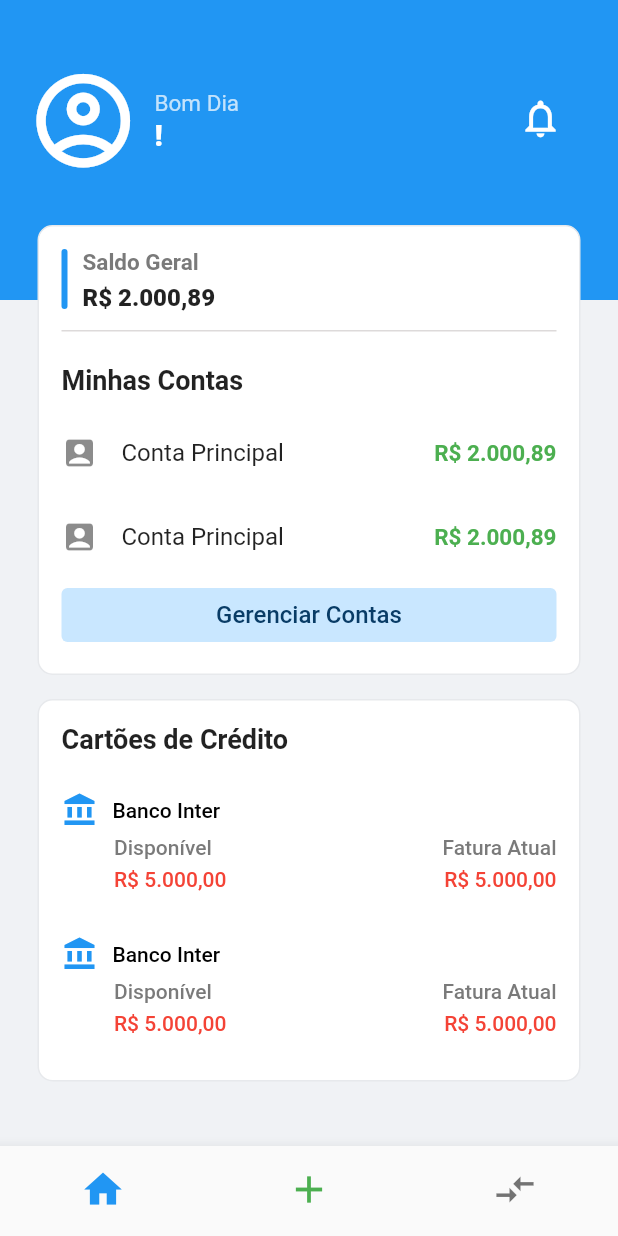
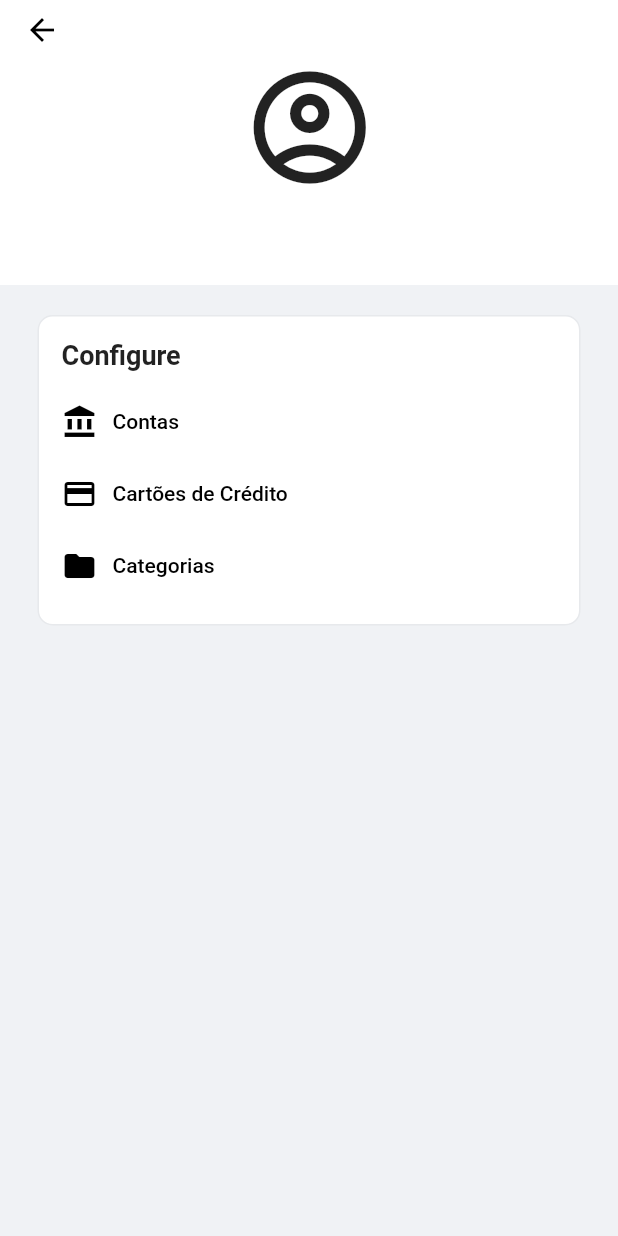
Before and after one commit to luisfpsantos/organizzeFlutterApp, a Flutter app: the HomePage screen opened directly with empty values, after a tap on the "account circle" icon, on a phone screen of 412 x 824 dp. Run offline on Flutter 3.47's test engine with Material 2 defaults, Android fonts, the phone set to English and light mode, and no system bars; our stand-ins replace cloud_firestore, dartz, firebase_core, local_auth, shared_preferences; accounts and stored records are empty.

Commit message:
new things

```diff
--- a/lib/data/datasources/firebase/get_user_in_database_datasource_imp.dart
+++ b/lib/data/datasources/firebase/get_user_in_database_datasource_imp.dart
@@ -12,7 +12,8 @@ class GetUserInDatabaseDatasourceImp implements GetUserInDatabaseDatasource {
     CollectionReference users = FirebaseFirestore.instance.collection('users');
 
     try {
-      var result = await users.where('user', isEqualTo: user).get();
+      var result =
+          await users.where('user', isEqualTo: user.toLowerCase()).get();
 
       if (result.docs.isEmpty) {
         return left(GetUserNotFound());
--- a/lib/data/datasources/firebase/verify_login_with_databse_datasource_imp.dart
+++ b/lib/data/datasources/firebase/verify_login_with_databse_datasource_imp.dart
@@ -10,7 +10,8 @@ class VerifyLoginWithDatabaseDatasourceImp
     CollectionReference users = FirebaseFirestore.instance.collection('users');
 
     try {
-      var result = await users.where('user', isEqualTo: user).get();
+      var result =
+          await users.where('user', isEqualTo: user.toLowerCase()).get();
 
       if (result.docs.isEmpty) {
         return left(UserNotfound());
--- a/lib/data/dtos/user_dto.dart
+++ b/lib/data/dtos/user_dto.dart
@@ -5,12 +5,10 @@ class UserDto extends UserEntity {
     required String name,
     required String user,
     required String password,
-    required bool loginWithBiometry,
   }) : super(
           name: name,
           user: user,
           password: password,
-          loginWithBiometry: loginWithBiometry,
         );
 
   static UserDto fromMap(Map<String, dynamic> map) {
@@ -18,7 +16,6 @@ class UserDto extends UserEntity {
       name: map['name'],
       user: map['user'],
       password: map['password'],
-      loginWithBiometry: map['accessWithBiometry'],
     );
   }
 }
--- a/lib/domain/entities/user_entity.dart
+++ b/lib/domain/entities/user_entity.dart
@@ -2,12 +2,10 @@ class UserEntity {
   String name;
   String user;
   String password;
-  bool loginWithBiometry;
 
   UserEntity({
     required this.name,
     required this.user,
     required this.password,
-    required this.loginWithBiometry,
   });
 }
--- a/lib/presentation/ui/pages/home_page/home_page.dart
+++ b/lib/presentation/ui/pages/home_page/home_page.dart
@@ -1,5 +1,7 @@
 import 'package:flutter/material.dart';
 import 'package:organizze_app/domain/entities/user_entity.dart';
+import 'package:organizze_app/presentation/ui/pages/notification_page/notification_page.dart';
+import 'package:organizze_app/presentation/ui/pages/user_settings_page/user_settings_page.dart';
 
 class HomePage extends StatefulWidget {
   final UserEntity loggedUser;
@@ -94,7 +96,7 @@ class _HomePageState extends State<HomePage> {
     return Container(
       color: Colors.blue,
       width: MediaQuery.of(context).size.width,
-      height: 200,
+      height: 220,
       child: Padding(
         padding: const EdgeInsets.fromLTRB(18, 35, 17, 18),
         child: Row(
@@ -109,7 +111,13 @@ class _HomePageState extends State<HomePage> {
                 icon: const Icon(
                   Icons.account_circle_outlined,
                 ),
-                onPressed: () {},
+                onPressed: () {
+                  Navigator.pushNamed(
+                    context,
+                    UserSettingsPage.routeName,
+                    arguments: widget.loggedUser,
+                  );
+                },
               ),
             ),
             Padding(
@@ -143,7 +151,13 @@ class _HomePageState extends State<HomePage> {
                 color: Colors.white,
                 iconSize: 30,
                 icon: const Icon(Icons.notifications_outlined),
-                onPressed: () {},
+                onPressed: () {
+                  Navigator.pushNamed(
+                    context,
+                    NotificationPage.routeName,
+                    arguments: widget.loggedUser,
+                  );
+                },
               ),
             ),
           ],
--- a/lib/presentation/ui/pages/login_page/login_page.dart
+++ b/lib/presentation/ui/pages/login_page/login_page.dart
@@ -30,7 +30,6 @@ class LoginPage extends StatefulWidget {
 
 class _LoginPageState extends State<LoginPage> {
   bool _rememberMe = false;
-  bool _accessWithBiometry = false;
 
   String? userError;
   String? passwordError;
@@ -77,9 +76,6 @@ class _LoginPageState extends State<LoginPage> {
             (exception) => {},
             (result) => {
               setState(() {
-                if (result['accessWithBiometry']) {
-                  _accessWithBiometry = result['accessWithBiometry'];
-                }
                 _userTextController.text = result['user'];
                 _passwordTextController.text = result['password'];
                 _readingOnly = true;
@@ -272,7 +268,6 @@ class _LoginPageState extends State<LoginPage> {
               _loginPageController.saveLoginOptionsLocal({
                 'user': _userTextController.text,
                 'password': _passwordTextController.text,
-                'accessWithBiometry': _accessWithBiometry
               }),
               setState(() {
                 _isLoading = false;
--- /dev/null
+++ b/lib/presentation/ui/pages/notification_page/notification_page.dart
@@ -0,0 +1,22 @@
+import 'package:flutter/material.dart';
+import 'package:organizze_app/domain/entities/user_entity.dart';
+
+class NotificationPage extends StatefulWidget {
+  final UserEntity loggedUser;
+  const NotificationPage({Key? key, required this.loggedUser})
+      : super(key: key);
+  static const routeName = '/notification';
+  @override
+  State<NotificationPage> createState() => _NotificationPageState();
+}
+
+class _NotificationPageState extends State<NotificationPage> {
+  @override
+  Widget build(BuildContext context) {
+    return Scaffold(
+      appBar: AppBar(
+        title: const Text('Notificações'),
+      ),
+    );
+  }
+}
--- /dev/null
+++ b/lib/presentation/ui/pages/user_settings_page/user_settings_page.dart
@@ -0,0 +1,143 @@
+import 'package:flutter/material.dart';
+import 'package:organizze_app/domain/entities/user_entity.dart';
+
+class UserSettingsPage extends StatelessWidget {
+  final UserEntity loggedUser;
+  const UserSettingsPage({Key? key, required this.loggedUser})
+      : super(key: key);
+
+  static const routeName = '/userSettings';
+
+  @override
+  Widget build(BuildContext context) {
+    return Scaffold(
+      backgroundColor: const Color.fromARGB(255, 240, 242, 245),
+      appBar: AppBar(
+        backgroundColor: Colors.white,
+        leading: const BackButton(color: Colors.black),
+        elevation: 0,
+        toolbarHeight: 40,
+      ),
+      body: ListView(
+        children: [
+          buildhomeAppBar(context),
+          biuldCard(
+            context,
+            marginTop: 20,
+            itens: Column(
+              crossAxisAlignment: CrossAxisAlignment.start,
+              children: [
+                const Padding(
+                  padding: EdgeInsets.only(bottom: 10),
+                  child: Text(
+                    'Configure',
+                    style: TextStyle(
+                      fontWeight: FontWeight.bold,
+                      fontSize: 18,
+                    ),
+                  ),
+                ),
+                TextButton(
+                  onPressed: () {},
+                  style: TextButton.styleFrom(
+                      padding: const EdgeInsets.all(0), primary: Colors.black),
+                  child: Row(
+                    children: const [
+                      Icon(
+                        Icons.account_balance,
+                      ),
+                      Padding(
+                        padding: EdgeInsets.only(left: 10),
+                        child: Text('Contas'),
+                      )
+                    ],
+                  ),
+                ),
+                TextButton(
+                  onPressed: () {},
+                  style: TextButton.styleFrom(
+                      padding: const EdgeInsets.all(0), primary: Colors.black),
+                  child: Row(
+                    children: const [
+                      Icon(
+                        Icons.credit_card,
+                      ),
+                      Padding(
+                        padding: EdgeInsets.only(left: 10),
+                        child: Text('Cartões de Crédito'),
+                      )
+                    ],
+                  ),
+                ),
+                TextButton(
+                  onPressed: () {},
+                  style: TextButton.styleFrom(
+                      padding: const EdgeInsets.all(0), primary: Colors.black),
+                  child: Row(
+                    children: const [
+                      Icon(Icons.folder),
+                      Padding(
+                        padding: EdgeInsets.only(left: 10),
+                        child: Text('Categorias'),
+                      )
+                    ],
+                  ),
+                ),
+              ],
+            ),
+          )
+        ],
+      ),
+    );
+  }
+
+  Widget buildhomeAppBar(BuildContext context) {
+    return Container(
+      color: Colors.white,
+      width: MediaQuery.of(context).size.width,
+      height: 150,
+      child: Padding(
+        padding: const EdgeInsets.fromLTRB(18, 0, 17, 18),
+        child: Column(
+          crossAxisAlignment: CrossAxisAlignment.center,
+          children: [
+            const Icon(
+              Icons.account_circle_outlined,
+              size: 90,
+            ),
+            Padding(
+              padding: const EdgeInsets.only(top: 5),
+              child: Text(
+                loggedUser.name,
+                style: const TextStyle(
+                  fontWeight: FontWeight.w900,
+                  color: Colors.black,
+                  fontSize: 20,
+                ),
+              ),
+            ),
+          ],
+        ),
+      ),
+    );
+  }
+
+  Widget biuldCard(BuildContext context,
+      {required Column itens, double marginTop = 0}) {
+    return Container(
+      margin: EdgeInsets.fromLTRB(25, marginTop, 25, 16),
+      width: MediaQuery.of(context).size.width,
+      decoration: BoxDecoration(
+        color: Colors.white,
+        borderRadius: BorderRadius.circular(10),
+        border: Border.all(
+          color: const Color.fromARGB(255, 231, 233, 236),
+        ),
+      ),
+      child: Padding(
+        padding: const EdgeInsets.all(15.0),
+        child: itens,
+      ),
+    );
+  }
+}
--- a/lib/routes.dart
+++ b/lib/routes.dart
@@ -2,6 +2,8 @@ import 'package:flutter/material.dart';
 import 'package:organizze_app/domain/entities/user_entity.dart';
 import 'package:organizze_app/presentation/ui/pages/home_page/home_page.dart';
 import 'package:organizze_app/presentation/ui/pages/login_page/login_page.dart';
+import 'package:organizze_app/presentation/ui/pages/notification_page/notification_page.dart';
+import 'package:organizze_app/presentation/ui/pages/user_settings_page/user_settings_page.dart';
 
 class AppRoutes {
   static Route<dynamic> generateRoute(RouteSettings settings) {
@@ -12,6 +14,20 @@ class AppRoutes {
         final homePageArgs = settings.arguments as UserEntity;
         return MaterialPageRoute(
           builder: (context) => HomePage(loggedUser: homePageArgs),
+        );
+      case '/userSettings':
+        final userSettingsPageArgs = settings.arguments as UserEntity;
+        return MaterialPageRoute(
+          builder: (context) => UserSettingsPage(
+            loggedUser: userSettingsPageArgs,
+          ),
+        );
+      case '/notification':
+        final notificationPageArgs = settings.arguments as UserEntity;
+        return MaterialPageRoute(
+          builder: (context) => NotificationPage(
+            loggedUser: notificationPageArgs,
+          ),
         );
       default:
         return MaterialPageRoute(
```
